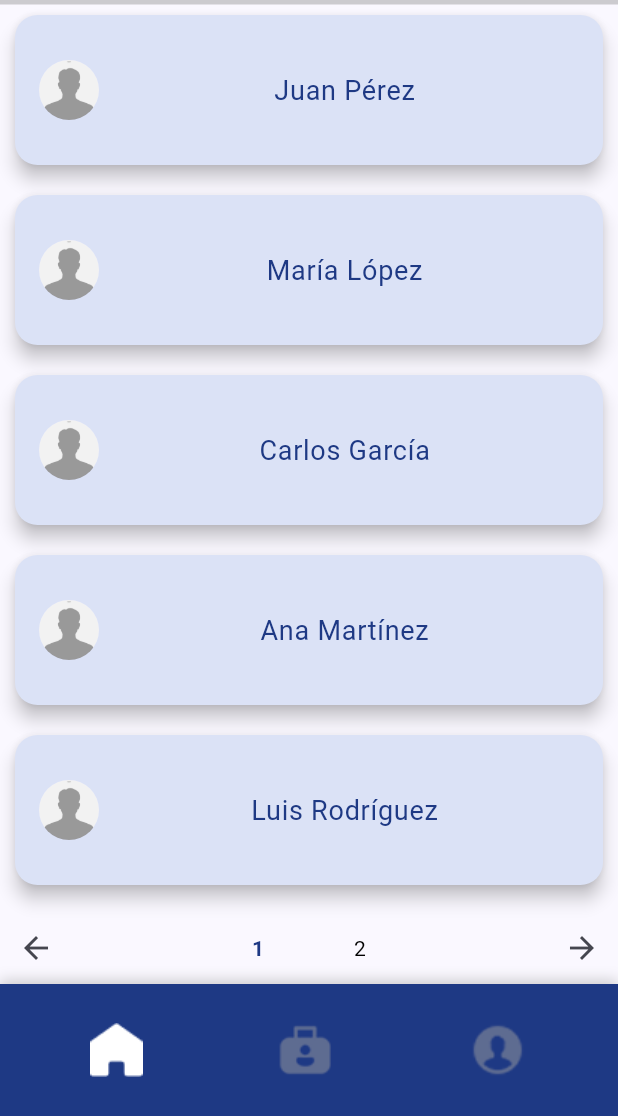
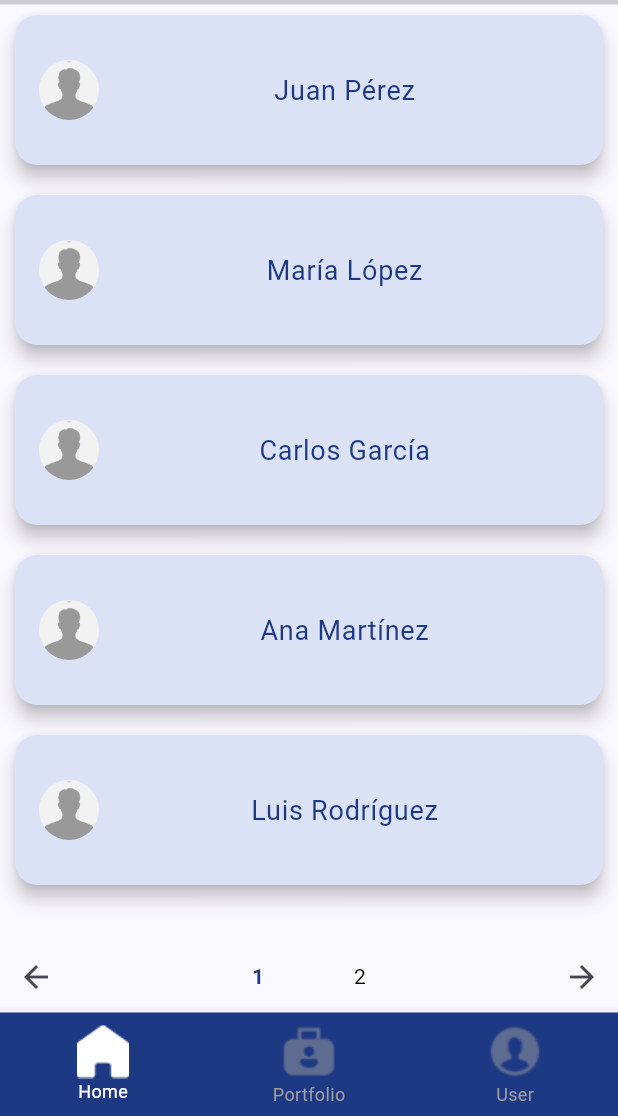
Before and after one commit to migguelarb1/FISIPRACTICA-GRUPO4, a Flutter app: the HomeScreen screen opened directly, after a tap on "Estudiantes", on a phone screen of 412 x 824 dp, the part 120-1236 px from its top. Run offline on Flutter 3.47's test engine with Material 3 defaults, Android fonts, the phone set to English and light mode, and no system bars.

Commit message:
Reemplazar el widget Footer por un BottomNavigationBar en la pantalla de administración

```diff
--- a/lib/screens/home_admin_screen.dart
+++ b/lib/screens/home_admin_screen.dart
@@ -124,9 +124,10 @@ class HomeScreenState extends State<HomeScreen> {
               ),
             ),
           ),
-          Footer(),
+          // Footer(),
         ],
       ),
+      bottomNavigationBar: Footer(),
     );
   }
 }
--- a/lib/widgets/footer.dart
+++ b/lib/widgets/footer.dart
@@ -18,7 +18,35 @@ class FooterState extends State<Footer> {
 
   @override
   Widget build(BuildContext context) {
-    return Container(
+    return BottomNavigationBar(
+      currentIndex: _selectedIndex,
+      onTap: _onItemTapped,
+      backgroundColor: Color(0xFF1E3984),
+      selectedItemColor: Colors.white,
+      unselectedItemColor: Colors.grey,
+      selectedLabelStyle: TextStyle(fontSize: 12),
+      unselectedLabelStyle: TextStyle(fontSize: 12),
+      showUnselectedLabels: true,
+      type: BottomNavigationBarType.fixed,
+      items: [
+        BottomNavigationBarItem(
+          icon: Image.asset('assets/home_icon.png',
+              color: _selectedIndex == 0 ? Colors.white : Colors.grey),
+          label: 'Home',
+        ),
+        BottomNavigationBarItem(
+          icon: Image.asset('assets/portfolio_icon.png',
+              color: _selectedIndex == 1 ? Colors.white : Colors.grey),
+          label: 'Portfolio',
+        ),
+        BottomNavigationBarItem(
+          icon: Image.asset('assets/user_icon.png',
+              color: _selectedIndex == 2 ? Colors.white : Colors.grey),
+          label: 'User',
+        ),
+      ],
+    );
+    /* Container(
       padding: EdgeInsets.all(16.0),
       decoration: BoxDecoration(
         color: Color(0xFF1E3984),
@@ -62,6 +90,6 @@ class FooterState extends State<Footer> {
           ),
         ],
       ),
-    );
+    ); */
   }
 }
```
